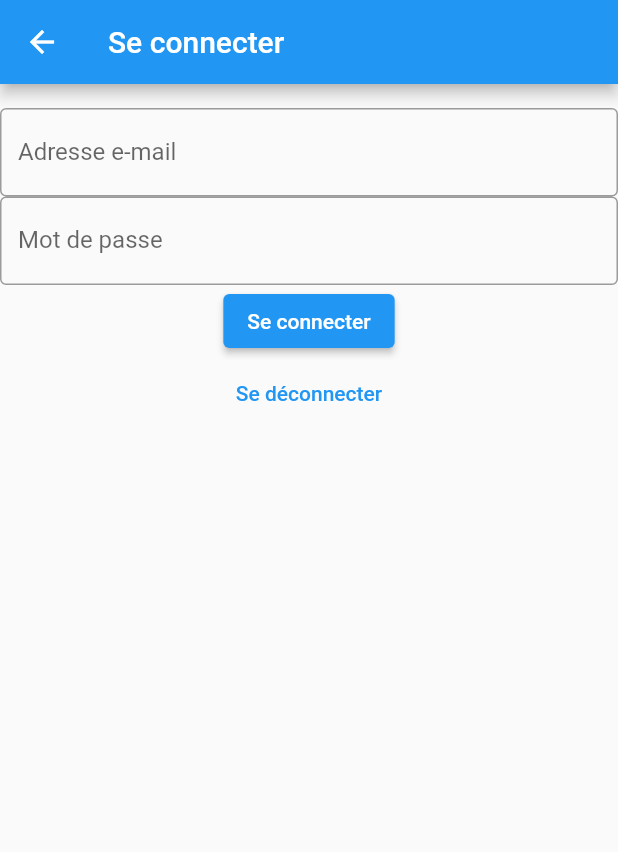
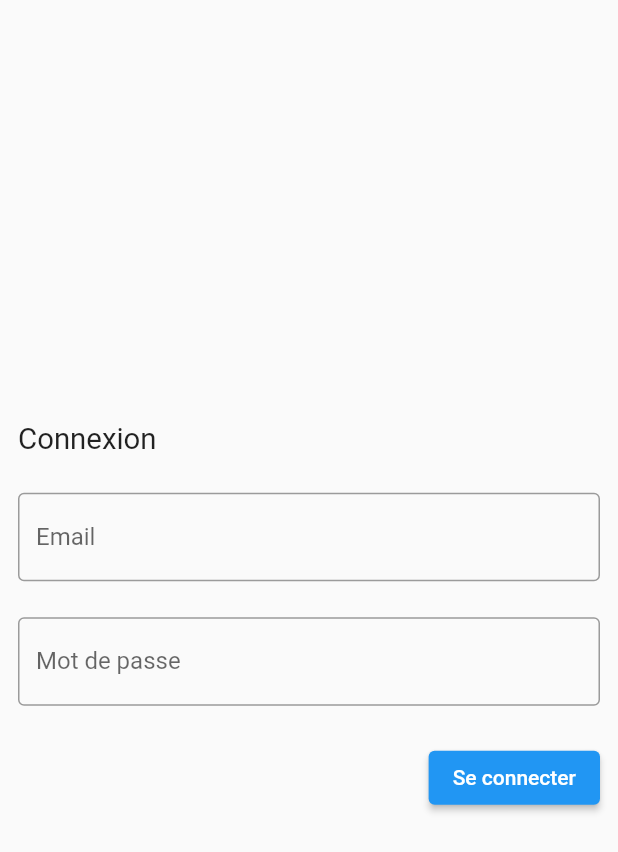
Before and after one commit to LP-CIASIE/Atelier-2, a Flutter app: the screen it shows after launch, after a tap on "Se connecter", on a phone screen of 412 x 824 dp. Shown: the top 852 px of the screen. Run offline on Flutter 3.47's test engine with Material 2 defaults, Android fonts, the phone set to English and light mode, and no system bars.

Commit message:
style inscription

```diff
--- a/flutter/lib/screen/home_screen.dart
+++ b/flutter/lib/screen/home_screen.dart
@@ -1,8 +1,5 @@
 import 'package:flutter/material.dart';
-import 'package:lp1_ciasie_atelier_2/class/user.dart';
-import 'package:lp1_ciasie_atelier_2/provider/session_provider.dart';
 import 'package:lp1_ciasie_atelier_2/screen/sign_in_screen.dart';
-import 'package:provider/provider.dart';
 
 class HomePage extends StatefulWidget {
   const HomePage({super.key});
--- a/flutter/lib/screen/sign_in_screen.dart
+++ b/flutter/lib/screen/sign_in_screen.dart
@@ -1,7 +1,4 @@
-import 'dart:convert';
-
 import 'package:flutter/material.dart';
-import 'package:http/http.dart' as http;
 import 'package:lp1_ciasie_atelier_2/provider/session_provider.dart';
 import 'package:lp1_ciasie_atelier_2/screen/home_screen.dart';
 import 'package:provider/provider.dart';
@@ -47,31 +44,52 @@ class _SignInPageState extends State<SignInPage> {
   @override
   Widget build(BuildContext context) {
     return Scaffold(
-      appBar: AppBar(title: const Text("Se connecter")),
-      body: Column(children: [
-        Form(
+      body: Column(
+        mainAxisAlignment: MainAxisAlignment.center,
+        children: [
+          Padding(
+            padding: const EdgeInsets.all(12),
+            child: Form(
               key: _formKey,
               child: Column(
+                crossAxisAlignment: CrossAxisAlignment.stretch,
                 children: [
-                Text(errorMessage),
-                TextFormField(
+                  const Padding(
+                    padding: EdgeInsets.symmetric(vertical: 12),
+                    child: Text(
+                      textAlign: TextAlign.start,
+                      'Connexion',
+                      style: TextStyle(fontSize: 19.6),
+                    ),
+                  ),
+                  Padding(
+                    padding: const EdgeInsets.symmetric(vertical: 12),
+                    child: TextFormField(
                       controller: _emailController,
                       validator: (value) {
                         if (value == null || value.isEmpty) {
-                      return 'Veuillez entrer votre adresse e-mail';
+                          return 'Email non renseignée';
+                        }
+                        final regex = RegExp(
+                            r"^[a-zA-Z0-9.a-zA-Z0-9.!#$%&'*+-/=?^_`{|}~]+@[a-zA-Z0-9]+\.[a-zA-Z]+");
+                        if (!regex.hasMatch(value)) {
+                          return 'Email invalide';
                         }
                         return null;
                       },
                       decoration: const InputDecoration(
                         border: OutlineInputBorder(),
-                    labelText: 'Adresse e-mail',
+                        labelText: 'Email',
                       ),
                     ),
-                TextFormField(
+                  ),
+                  Padding(
+                    padding: const EdgeInsets.symmetric(vertical: 12),
+                    child: TextFormField(
                       controller: _passwordController,
                       validator: (value) {
                         if (value == null || value.isEmpty) {
-                      return 'Veuillez entrer votre mot de passe';
+                          return 'Mot de passe non renseigné';
                         }
                         return null;
                       },
@@ -80,7 +98,22 @@ class _SignInPageState extends State<SignInPage> {
                         labelText: 'Mot de passe',
                       ),
                     ),
-                ElevatedButton(
+                  ),
+                  Visibility(
+                    visible: errorMessage != '',
+                    child: Padding(
+                      padding: const EdgeInsets.symmetric(vertical: 12),
+                      child: Text(
+                        errorMessage,
+                        textAlign: TextAlign.start,
+                      ),
+                    ),
+                  ),
+                  Padding(
+                    padding: const EdgeInsets.symmetric(vertical: 12),
+                    child: Container(
+                      alignment: Alignment.centerRight,
+                      child: ElevatedButton(
                         onPressed: () async {
                           if (_formKey.currentState!.validate()) {
                             final BuildContext context = this.context;
@@ -89,51 +122,14 @@ class _SignInPageState extends State<SignInPage> {
                         },
                         child: const Text("Se connecter"),
                       ),
+                    ),
+                  ),
                 ],
-            )),
-        // TextButton(
-        //   onPressed: () {
-        //     Navigator.push(
-        //       context,
-        //       MaterialPageRoute(builder: (context) => const SignUpScreen()),
-        //     );
-        //   },
-        //   child: const Text("S'inscrire"),
-        // ),
-        Consumer<SessionProvider>(builder: (context, model, child) {
-          return TextButton(
-            onPressed: () async {
-              setState(() {
-                errorMessage = "Opération en cours de traitement...";
-              });
-              final body = {
-                'refresh_token': model.user.refreshToken,
-              };
-              final response = await http.post(
-                Uri.parse('https://fruits.shrp.dev/auth/logout'),
-                headers: <String, String>{
-                  'Content-Type': 'application/json; charset=UTF-8',
-                },
-                body: jsonEncode(body),
-              );
-              if (response.statusCode == 204) {
-                setState(() {
-                  errorMessage = "Déconnexion réussie";
-                });
-              } else {
-                setState(() {
-                  errorMessage =
-                      "Un problème est survenu lors de la déconnexion";
-                });
-                // Erreur lors de l'envoi des données
-              }
-            },
-            child: const Text(
-              "Se déconnecter",
               ),
-          );
-        }),
-      ]),
+            ),
+          )
+        ],
+      ),
     );
   }
 }
```
Lines whose indentation alone changed are shown as unchanged.
